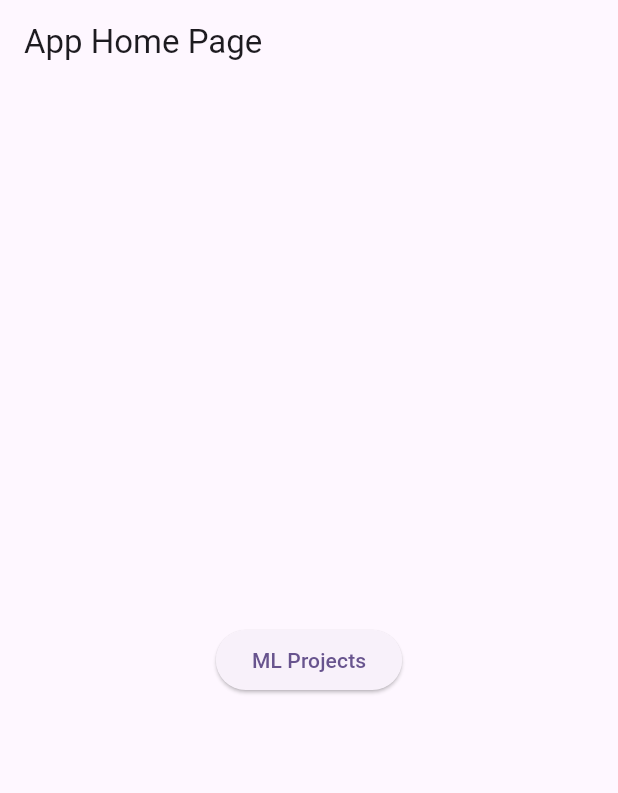
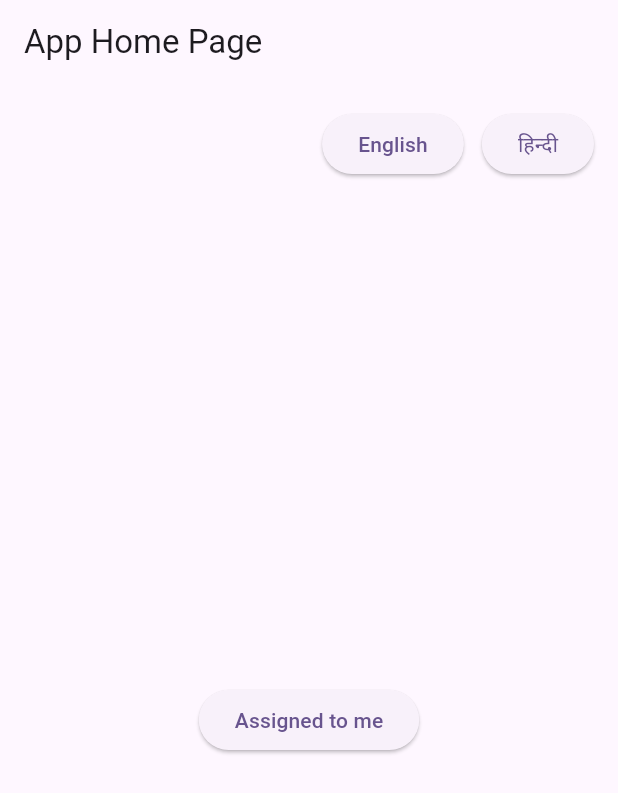
Before and after one commit to Vinod-V3/ml_projects, a Flutter app: the screen it shows after launch, on a phone screen of 412 x 824 dp. Shown: the top 793 px of the screen. Run offline on Flutter 3.47's test engine with Material 3 defaults, Android fonts, the phone set to English and light mode, and no system bars; our stand-ins replace easy_localization.

Commit message:
Added translation feature

```diff
--- /dev/null
+++ b/example/assets/translations/en.json
@@ -0,0 +1,5 @@
+{
+    "assigned_to_me": "Assigned to me",
+    "discovered_by_me": "Discovered by me",
+    "created_by_me": "Created by me"
+}
--- /dev/null
+++ b/example/assets/translations/hi.json
@@ -0,0 +1,5 @@
+{
+    "assigned_to_me": "मुझे सौंपा गया",
+    "discovered_by_me": "मुझे खोजा गया",
+    "created_by_me": "मेरा बनाया हुआ"
+}
--- /dev/null
+++ b/example/devtools_options.yaml
@@ -0,0 +1,3 @@
+description: This file stores settings for Dart & Flutter DevTools.
+documentation: https://docs.flutter.dev/tools/devtools/extensions#configure-extension-enablement-states
+extensions:
--- a/example/lib/main.dart
+++ b/example/lib/main.dart
@@ -1,8 +1,18 @@
 import 'package:flutter/material.dart';
 import 'package:ml_projects/ml_projects.dart';
+import 'package:easy_localization/easy_localization.dart';
 
-void main() {
-  runApp(const MyApp());
+void main() async {
+  WidgetsFlutterBinding.ensureInitialized();
+  await EasyLocalization.ensureInitialized();
+  runApp(
+    EasyLocalization(
+      supportedLocales: const [Locale('en'), Locale('hi')],
+      path: 'assets/translations',
+      fallbackLocale: const Locale('en'),
+      child: const MyApp(),
+    ),
+  );
 }
 
 class MyApp extends StatelessWidget {
@@ -17,6 +27,9 @@ class MyApp extends StatelessWidget {
         colorScheme: ColorScheme.fromSeed(seedColor: Colors.deepPurple),
       ),
       debugShowCheckedModeBanner: false,
+      localizationsDelegates: context.localizationDelegates,
+      supportedLocales: context.supportedLocales,
+      locale: context.locale,
       home: const MyHomePage(),
     );
   }
@@ -40,14 +53,42 @@ class _MyHomePageState extends State<MyHomePage> {
       appBar: AppBar(
         title: Text('App Home Page'),
       ),
-      body: Center(
+      body: Column(
+        crossAxisAlignment: CrossAxisAlignment.stretch,
+        children: [
+          Padding(
+            padding: const EdgeInsets.all(16.0),
+            child: Row(
+              mainAxisAlignment: MainAxisAlignment.end,
+              children: [
+                ElevatedButton(
+                  onPressed: () async {
+                    await context.setLocale(const Locale('en'));
+                  },
+                  child: Text('English'),
+                ),
+                const SizedBox(width: 12),
+                ElevatedButton(
+                  onPressed: () async {
+                    await context.setLocale(const Locale('hi'));
+                  },
+                  child: Text('हिन्दी'),
+                ),
+              ],
+            )
+          ),
+          Expanded(
+            child: Center(
               child: Column(
                 mainAxisAlignment: MainAxisAlignment.center,
-          children: <Widget>[
+                children:[
                   MLProjects(config: config)
                 ],
               ),
             ),
+          )
+        ],
+      )
     );
   }
 }
--- a/example/pubspec.yaml
+++ b/example/pubspec.yaml
@@ -36,6 +36,7 @@ dependencies:
   cupertino_icons: ^1.0.8
   ml_projects:
     path: ../
+  easy_localization: ^3.0.8
 
 dev_dependencies:
   flutter_test:
@@ -63,6 +64,8 @@ flutter:
   # assets:
   #   - images/a_dot_burr.jpeg
   #   - images/a_dot_ham.jpeg
+  assets:
+    - assets/translations/
 
   # An image asset can refer to one or more resolution-specific "variants", see
   # https://flutter.dev/to/resolution-aware-images
--- a/lib/ml_projects.dart
+++ b/lib/ml_projects.dart
@@ -1,5 +1,6 @@
 import 'package:flutter/material.dart';
-import './config/app_config.dart';
+import 'package:ml_projects/config/app_config.dart';
+import 'package:easy_localization/easy_localization.dart';
 
 class MLProjects extends StatefulWidget {
   final Map<String, dynamic> config;
@@ -21,6 +22,6 @@ class _MLProjectsState extends State<MLProjects> {
   }
   @override
   Widget build(BuildContext context) {
-    return ElevatedButton(onPressed: readConfigData, child: const Text('ML Projects'));
+    return ElevatedButton(onPressed: readConfigData, child: Text('assigned_to_me'.tr()));
   }
 }
--- a/pubspec.yaml
+++ b/pubspec.yaml
@@ -10,6 +10,7 @@ environment:
 dependencies:
   flutter:
     sdk: flutter
+  easy_localization: ^3.0.8
 
 dev_dependencies:
   flutter_test:
```
Also changed, not shown: example/pubspec.lock, 10 other files. Lines whose indentation alone changed are shown as unchanged.
